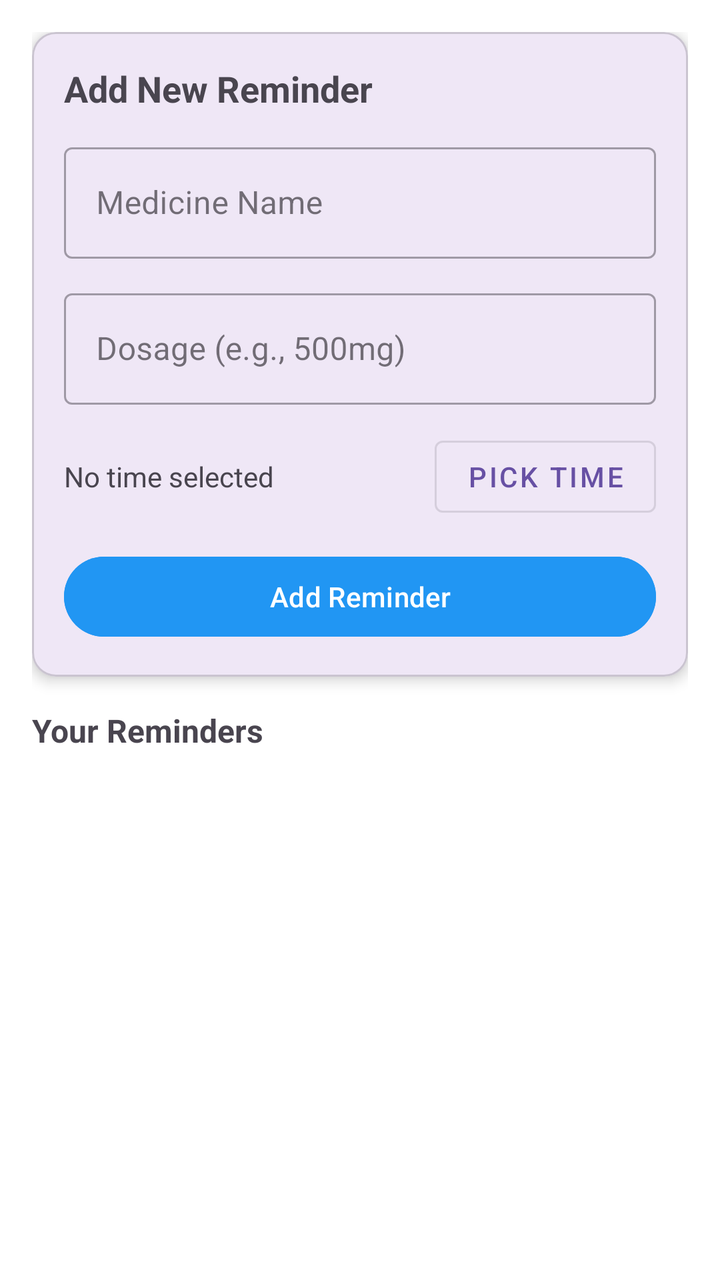
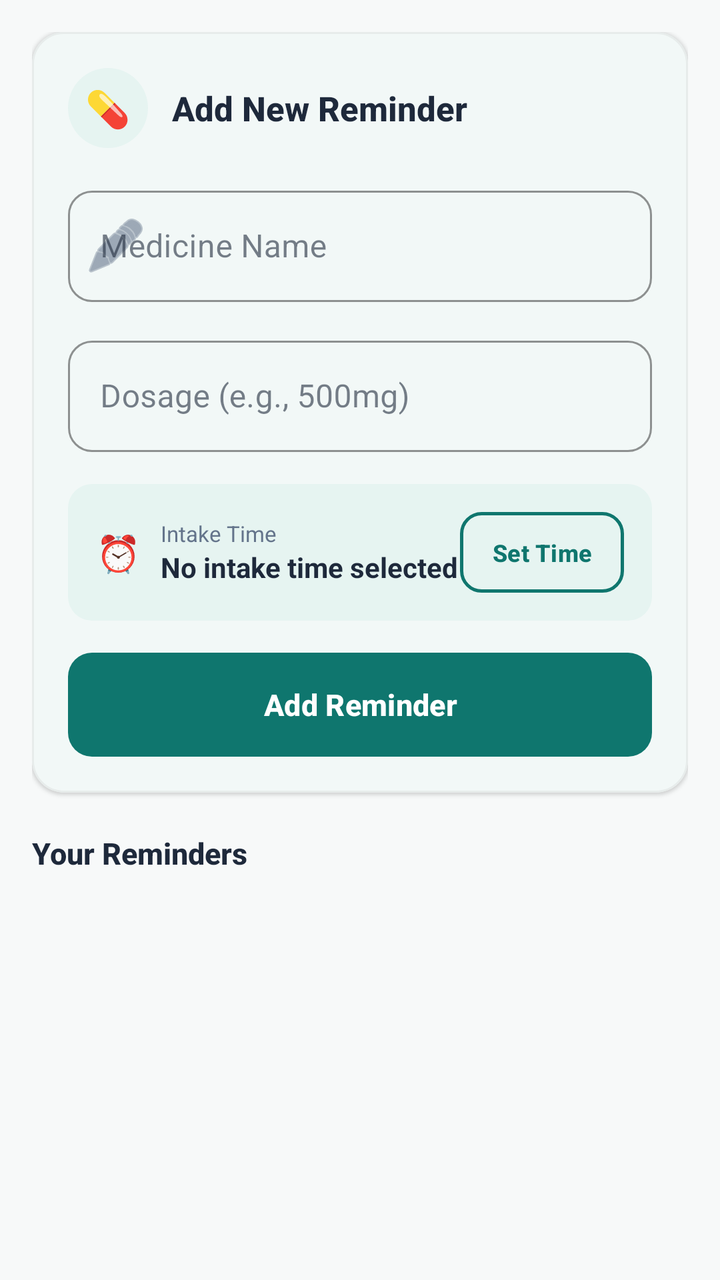

Screens rendered from an Android XML layout before and after an edit, with the pre-edit source and the edit as a unified diff.
<!-- AndroidManifest.xml: application theme Theme.MediNear -->
<!-- res/layout/activity_medicine_reminder.xml -->
<?xml version="1.0" encoding="utf-8"?>
<LinearLayout xmlns:android="http://schemas.android.com/apk/res/android"
    xmlns:app="http://schemas.android.com/apk/res-auto"
    android:layout_width="match_parent"
    android:layout_height="match_parent"
    android:orientation="vertical"
    android:padding="16dp"
    android:background="@color/white">

    
    <com.google.android.material.card.MaterialCardView
        android:layout_width="match_parent"
        android:layout_height="wrap_content"
        android:layout_marginBottom="16dp"
        app:cardCornerRadius="12dp"
        app:cardElevation="4dp">

        <LinearLayout
            android:layout_width="match_parent"
            android:layout_height="wrap_content"
            android:orientation="vertical"
            android:padding="16dp">

            <TextView
                android:layout_width="match_parent"
                android:layout_height="wrap_content"
                android:text="Add New Reminder"
                android:textSize="18sp"
                android:textStyle="bold"
                android:layout_marginBottom="12dp" />

            <com.google.android.material.textfield.TextInputLayout
                android:layout_width="match_parent"
                android:layout_height="wrap_content"
                android:layout_marginBottom="12dp"
                style="@style/Widget.MaterialComponents.TextInputLayout.OutlinedBox">

                <com.google.android.material.textfield.TextInputEditText
                    android:id="@+id/etMedicineName"
                    android:layout_width="match_parent"
                    android:layout_height="wrap_content"
                    android:hint="Medicine Name"
                    android:inputType="text" />

            </com.google.android.material.textfield.TextInputLayout>

            <com.google.android.material.textfield.TextInputLayout
                android:layout_width="match_parent"
                android:layout_height="wrap_content"
                android:layout_marginBottom="12dp"
                style="@style/Widget.MaterialComponents.TextInputLayout.OutlinedBox">

                <com.google.android.material.textfield.TextInputEditText
                    android:id="@+id/etDosage"
                    android:layout_width="match_parent"
                    android:layout_height="wrap_content"
                    android:hint="Dosage (e.g., 500mg)"
                    android:inputType="text" />

            </com.google.android.material.textfield.TextInputLayout>

            <LinearLayout
                android:layout_width="match_parent"
                android:layout_height="wrap_content"
                android:orientation="horizontal"
                android:gravity="center_vertical"
                android:layout_marginBottom="12dp">

                <TextView
                    android:id="@+id/tvSelectedTime"
                    android:layout_width="0dp"
                    android:layout_height="wrap_content"
                    android:layout_weight="1"
                    android:text="No time selected"
                    android:textSize="14sp" />

                <Button
                    android:id="@+id/btnPickTime"
                    android:layout_width="wrap_content"
                    android:layout_height="wrap_content"
                    android:text="Pick Time"
                    style="@style/Widget.MaterialComponents.Button.OutlinedButton" />

            </LinearLayout>

            <Button
                android:id="@+id/btnAddReminder"
                android:layout_width="match_parent"
                android:layout_height="wrap_content"
                android:text="Add Reminder"
                android:backgroundTint="@color/primary_color" />

        </LinearLayout>

    </com.google.android.material.card.MaterialCardView>

    
    <TextView
        android:layout_width="match_parent"
        android:layout_height="wrap_content"
        android:text="Your Reminders"
        android:textSize="16sp"
        android:textStyle="bold"
        android:layout_marginBottom="8dp" />

    <FrameLayout
        android:layout_width="match_parent"
        android:layout_height="0dp"
        android:layout_weight="1">

        <androidx.recyclerview.widget.RecyclerView
            android:id="@+id/recyclerView"
            android:layout_width="match_parent"
            android:layout_height="match_parent" />

        <TextView
            android:id="@+id/tvEmpty"
            android:layout_width="match_parent"
            android:layout_height="wrap_content"
            android:layout_gravity="center"
            android:text="No reminders set yet"
            android:textSize="16sp"
            android:textColor="@android:color/darker_gray"
            android:gravity="center"
            android:visibility="gone" />

        <ProgressBar
            android:id="@+id/progressBar"
            android:layout_width="wrap_content"
            android:layout_height="wrap_content"
            android:layout_gravity="center"
            android:visibility="gone" />

    </FrameLayout>

</LinearLayout>
<!-- resources referenced by this layout -->
<resources>
  <color name="primary_color">#2196F3</color>
  <color name="white">#FFFFFFFF</color>
  <style name="Theme.MediNear" parent="Base.Theme.MediNear" />
  <style name="Base.Theme.MediNear" parent="Theme.Material3.DayNight.NoActionBar">
          
          
      </style>
</resources>

<!-- the commit's change to res/layout/activity_medicine_reminder.xml (unified diff, before → after) -->
@@ -1,136 +1,239 @@
 <?xml version="1.0" encoding="utf-8"?>
-<LinearLayout xmlns:android="http://schemas.android.com/apk/res/android"
+<androidx.core.widget.NestedScrollView xmlns:android="http://schemas.android.com/apk/res/android"
     xmlns:app="http://schemas.android.com/apk/res-auto"
     android:layout_width="match_parent"
     android:layout_height="match_parent"
-    android:orientation="vertical"
-    android:padding="16dp"
-    android:background="@color/white">
-
-    
-    <com.google.android.material.card.MaterialCardView
+    android:background="@color/bg_screen"
+    android:fillViewport="true">
+
+    <LinearLayout
         android:layout_width="match_parent"
-        android:layout_height="wrap_content"
-        android:layout_marginBottom="16dp"
-        app:cardCornerRadius="12dp"
-        app:cardElevation="4dp">
-
-        <LinearLayout
+        android:layout_height="match_parent"
+        android:orientation="vertical"
+        android:padding="16dp">
+
+        
+        <com.google.android.material.card.MaterialCardView
             android:layout_width="match_parent"
             android:layout_height="wrap_content"
-            android:orientation="vertical"
-            android:padding="16dp">
-
-            <TextView
-                android:layout_width="match_parent"
-                android:layout_height="wrap_content"
-                android:text="Add New Reminder"
-                android:textSize="18sp"
-                android:textStyle="bold"
-                android:layout_marginBottom="12dp" />
-
-            <com.google.android.material.textfield.TextInputLayout
-                android:layout_width="match_parent"
-                android:layout_height="wrap_content"
-                android:layout_marginBottom="12dp"
-                style="@style/Widget.MaterialComponents.TextInputLayout.OutlinedBox">
-
-                <com.google.android.material.textfield.TextInputEditText
-                    android:id="@+id/etMedicineName"
-                    android:layout_width="match_parent"
-                    android:layout_height="wrap_content"
-                    android:hint="Medicine Name"
-                    android:inputType="text" />
-
-            </com.google.android.material.textfield.TextInputLayout>
-
-            <com.google.android.material.textfield.TextInputLayout
-                android:layout_width="match_parent"
-                android:layout_height="wrap_content"
-                android:layout_marginBottom="12dp"
-                style="@style/Widget.MaterialComponents.TextInputLayout.OutlinedBox">
-
-                <com.google.android.material.textfield.TextInputEditText
-                    android:id="@+id/etDosage"
-                    android:layout_width="match_parent"
-                    android:layout_height="wrap_content"
-                    android:hint="Dosage (e.g., 500mg)"
-                    android:inputType="text" />
-
-            </com.google.android.material.textfield.TextInputLayout>
+            android:layout_marginBottom="20dp"
+            app:cardCornerRadius="16dp"
+            app:cardElevation="1dp"
+            app:strokeColor="@color/border_subtle"
+            app:strokeWidth="1dp"
+            app:cardBackgroundColor="@color/surface_card">
 
             <LinearLayout
                 android:layout_width="match_parent"
                 android:layout_height="wrap_content"
-                android:orientation="horizontal"
-                android:gravity="center_vertical"
-                android:layout_marginBottom="12dp">
-
-                <TextView
-                    android:id="@+id/tvSelectedTime"
-                    android:layout_width="0dp"
-                    android:layout_height="wrap_content"
-                    android:layout_weight="1"
-                    android:text="No time selected"
-                    android:textSize="14sp" />
-
+                android:orientation="vertical"
+                android:padding="18dp">
+
+                
+                <LinearLayout
+                    android:layout_width="match_parent"
+                    android:layout_height="wrap_content"
+                    android:orientation="horizontal"
+                    android:gravity="center_vertical"
+                    android:layout_marginBottom="16dp">
+
+                    <FrameLayout
+                        android:layout_width="40dp"
+                        android:layout_height="40dp"
+                        android:background="@drawable/circle_icon_bg">
+                        <TextView
+                            android:layout_width="wrap_content"
+                            android:layout_height="wrap_content"
+                            android:layout_gravity="center"
+                            android:text="💊"
+                            android:textSize="18sp" />
+                    </FrameLayout>
+
+                    <TextView
+                        android:layout_width="0dp"
+                        android:layout_height="wrap_content"
+                        android:layout_weight="1"
+                        android:layout_marginStart="12dp"
+                        android:text="Add New Reminder"
+                        android:textSize="17sp"
+                        android:textStyle="bold"
+                        android:fontFamily="sans-serif-medium"
+                        android:textColor="@color/text_primary" />
+                </LinearLayout>
+
+                
+                <com.google.android.material.textfield.TextInputLayout
+                    android:layout_width="match_parent"
+                    android:layout_height="wrap_content"
+                    android:layout_marginBottom="14dp"
+                    app:boxStrokeColor="@color/brand_primary"
+                    app:hintTextColor="@color/brand_primary"
+                    app:boxCornerRadiusTopStart="12dp"
+                    app:boxCornerRadiusTopEnd="12dp"
+                    app:boxCornerRadiusBottomStart="12dp"
+                    app:boxCornerRadiusBottomEnd="12dp"
+                    app:startIconDrawable="@android:drawable/ic_menu_edit"
+                    app:startIconTint="@color/text_secondary"
+                    style="@style/Widget.MaterialComponents.TextInputLayout.OutlinedBox">
+                    <com.google.android.material.textfield.TextInputEditText
+                        android:id="@+id/etMedicineName"
+                        android:layout_width="match_parent"
+                        android:layout_height="wrap_content"
+                        android:hint="Medicine Name"
+                        android:textColor="@color/text_primary"
+                        android:inputType="text" />
+                </com.google.android.material.textfield.TextInputLayout>
+
+                
+                <com.google.android.material.textfield.TextInputLayout
+                    android:layout_width="match_parent"
+                    android:layout_height="wrap_content"
+                    android:layout_marginBottom="16dp"
+                    app:boxStrokeColor="@color/brand_primary"
+                    app:hintTextColor="@color/brand_primary"
+                    app:boxCornerRadiusTopStart="12dp"
+                    app:boxCornerRadiusTopEnd="12dp"
+                    app:boxCornerRadiusBottomStart="12dp"
+                    app:boxCornerRadiusBottomEnd="12dp"
+                    style="@style/Widget.MaterialComponents.TextInputLayout.OutlinedBox">
+                    <com.google.android.material.textfield.TextInputEditText
+                        android:id="@+id/etDosage"
+                        android:layout_width="match_parent"
+                        android:layout_height="wrap_content"
+                        android:hint="Dosage (e.g., 500mg)"
+                        android:textColor="@color/text_primary"
+                        android:inputType="text" />
+                </com.google.android.material.textfield.TextInputLayout>
+
+                
+                <LinearLayout
+                    android:layout_width="match_parent"
+                    android:layout_height="wrap_content"
+                    android:orientation="horizontal"
+                    android:gravity="center_vertical"
+                    android:background="@drawable/bg_time_row"
+                    android:padding="14dp"
+                    android:layout_marginBottom="16dp">
+
+                    <TextView
+                        android:layout_width="wrap_content"
+                        android:layout_height="wrap_content"
+                        android:text="⏰"
+                        android:textSize="18sp"
+                        android:layout_marginEnd="10dp" />
+
+                    <LinearLayout
+                        android:layout_width="0dp"
+                        android:layout_height="wrap_content"
+                        android:layout_weight="1"
+                        android:orientation="vertical">
+                        <TextView
+                            android:layout_width="wrap_content"
+                            android:layout_height="wrap_content"
+                            android:text="Intake Time"
+                            android:textSize="11sp"
+                            android:textColor="@color/text_secondary" />
+                        <TextView
+                            android:id="@+id/tvSelectedTime"
+                            android:layout_width="wrap_content"
+                            android:layout_height="wrap_content"
+                            android:text="No intake time selected"
+                            android:textSize="14sp"
+                            android:textStyle="bold"
+                            android:textColor="@color/text_primary" />
+                    </LinearLayout>
+
+                    <Button
+                        android:id="@+id/btnPickTime"
+                        android:layout_width="wrap_content"
+                        android:layout_height="wrap_content"
+                        android:minWidth="0dp"
+                        android:minHeight="0dp"
+                        android:paddingStart="16dp"
+                        android:paddingEnd="16dp"
+                        android:paddingTop="8dp"
+                        android:paddingBottom="8dp"
+                        android:text="Set Time"
+                        android:textAllCaps="false"
+                        android:textSize="12sp"
+                        android:textStyle="bold"
+                        android:textColor="@color/brand_primary"
+                        android:background="@drawable/bg_button_outlined" />
+                </LinearLayout>
+
+                
                 <Button
-                    android:id="@+id/btnPickTime"
-                    android:layout_width="wrap_content"
-                    android:layout_height="wrap_content"
-                    android:text="Pick Time"
-                    style="@style/Widget.MaterialComponents.Button.OutlinedButton" />
-
+                    android:id="@+id/btnAddReminder"
+                    android:layout_width="match_parent"
+                    android:layout_height="52dp"
+                    android:text="Add Reminder"
+                    android:textAllCaps="false"
+                    android:textSize="15sp"
+                    android:textStyle="bold"
+                    android:textColor="@android:color/white"
+                    android:background="@drawable/bg_button_primary"
+                    android:backgroundTint="@null" />
             </LinearLayout>
-
-            <Button
-                android:id="@+id/btnAddReminder"
-                android:layout_width="match_parent"
-                android:layout_height="wrap_content"
-                android:text="Add Reminder"
-                android:backgroundTint="@color/primary_color" />
-
-        </LinearLayout>
-
-    </com.google.android.material.card.MaterialCardView>
-
-    
-    <TextView
-        android:layout_width="match_parent"
-        android:layout_height="wrap_content"
-        android:text="Your Reminders"
-        android:textSize="16sp"
-        android:textStyle="bold"
-        android:layout_marginBottom="8dp" />
-
-    <FrameLayout
-        android:layout_width="match_parent"
-        android:layout_height="0dp"
-        android:layout_weight="1">
-
-        <androidx.recyclerview.widget.RecyclerView
-            android:id="@+id/recyclerView"
-            android:layout_width="match_parent"
-            android:layout_height="match_parent" />
-
+        </com.google.android.material.card.MaterialCardView>
+
+        
         <TextView
-            android:id="@+id/tvEmpty"
             android:layout_width="match_parent"
             android:layout_height="wrap_content"
-            android:layout_gravity="center"
-            android:text="No reminders set yet"
-            android:textSize="16sp"
-            android:textColor="@android:color/darker_gray"
-            android:gravity="center"
-            android:visibility="gone" />
-
-        <ProgressBar
-            android:id="@+id/progressBar"
-            android:layout_width="wrap_content"
+            android:text="Your Reminders"
+            android:textSize="15sp"
+            android:textStyle="bold"
+            android:fontFamily="sans-serif-medium"
+            android:textColor="@color/text_primary"
+            android:layout_marginBottom="10dp" />
+
+        <FrameLayout
+            android:layout_width="match_parent"
             android:layout_height="wrap_content"
-            android:layout_gravity="center"
-            android:visibility="gone" />
-
-    </FrameLayout>
-
-</LinearLayout>
+            android:minHeight="200dp">
+
+            <androidx.recyclerview.widget.RecyclerView
+                android:id="@+id/recyclerView"
+                android:layout_width="match_parent"
+                android:layout_height="wrap_content"
+                android:clipToPadding="false" />
+
+            <LinearLayout
+                android:id="@+id/tvEmptyContainer"
+                android:layout_width="match_parent"
+                android:layout_height="wrap_content"
+                android:layout_gravity="center"
+                android:orientation="vertical"
+                android:gravity="center"
+                android:paddingTop="40dp"
+                android:paddingBottom="40dp"
+                android:visibility="gone">
+
+                <TextView
+                    android:layout_width="wrap_content"
+                    android:layout_height="wrap_content"
+                    android:text="💊"
+                    android:textSize="40sp"
+                    android:alpha="0.4" />
+
+                <TextView
+                    android:id="@+id/tvEmpty"
+                    android:layout_width="wrap_content"
+                    android:layout_height="wrap_content"
+                    android:layout_marginTop="10dp"
+                    android:text="No reminders set yet"
+                    android:textSize="14sp"
+                    android:textColor="@color/text_secondary"
+                    android:gravity="center" />
+            </LinearLayout>
+
+            <ProgressBar
+                android:id="@+id/progressBar"
+                android:layout_width="wrap_content"
+                android:layout_height="wrap_content"
+                android:layout_gravity="center"
+                android:indeterminateTint="@color/brand_primary"
+                android:visibility="gone" />
+        </FrameLayout>
+    </LinearLayout>
+</androidx.core.widget.NestedScrollView>
<!-- resource entries referenced after the edit -->
@@ -1,11 +1,70 @@
 <!-- resources referenced by this layout -->
 <resources>
-  <color name="primary_color">#2196F3</color>
-  <color name="white">#FFFFFFFF</color>
+  <color name="bg_screen">#F7F9F9</color>
+  <color name="border_subtle">#E7ECEB</color>
+  <color name="brand_primary">#0F766E</color>
+  <color name="surface_card">#FFFFFF</color>
+  <color name="text_primary">#1E293B</color>
+  <color name="text_secondary">#64748B</color>
+  <!-- drawable bg_button_outlined (drawable) -->
+  <?xml version="1.0" encoding="utf-8"?>
+  <ripple xmlns:android="http://schemas.android.com/apk/res/android"
+      android:color="#1A0F766E">
+      <item>
+          <shape android:shape="rectangle">
+              <solid android:color="@android:color/transparent" />
+              <stroke android:width="1.5dp" android:color="@color/brand_primary" />
+              <corners android:radius="10dp" />
+          </shape>
+      </item>
+  </ripple>
+  <!-- drawable bg_button_primary (drawable) -->
+  <?xml version="1.0" encoding="utf-8"?>
+  <ripple xmlns:android="http://schemas.android.com/apk/res/android"
+      android:color="#33FFFFFF">
+      <item>
+          <shape android:shape="rectangle">
+              <solid android:color="@color/brand_primary" />
+              <corners android:radius="12dp" />
+          </shape>
+      </item>
+  </ripple>
+  <!-- drawable bg_time_row (drawable) -->
+  <?xml version="1.0" encoding="utf-8"?>
+  <shape xmlns:android="http://schemas.android.com/apk/res/android">
+      <solid android:color="@color/brand_primary_soft" />
+      <corners android:radius="12dp" />
+  </shape>
+  <!-- drawable circle_icon_bg (drawable) -->
+  <?xml version="1.0" encoding="utf-8"?>
+  <shape xmlns:android="http://schemas.android.com/apk/res/android"
+      android:shape="oval">
+      <solid android:color="@color/brand_primary_soft" />
+  </shape>
   <style name="Theme.MediNear" parent="Base.Theme.MediNear" />
+  <color name="brand_primary_soft">#E6F4F1</color>
   <style name="Base.Theme.MediNear" parent="Theme.Material3.DayNight.NoActionBar">
           
+          <item name="colorPrimary">@color/brand_primary</item>
+          <item name="colorOnPrimary">@android:color/white</item>
+          <item name="colorPrimaryContainer">@color/brand_primary_soft</item>
+          <item name="colorOnPrimaryContainer">@color/brand_primary_dark</item>
+  
           
+          <item name="colorSecondary">@color/brand_primary</item>
+          <item name="colorOnSecondary">@android:color/white</item>
+          <item name="colorSecondaryContainer">@color/brand_primary_soft</item>
+          <item name="colorOnSecondaryContainer">@color/brand_primary_dark</item>
+  
+          
+          <item name="android:colorBackground">@color/bg_screen</item>
+          <item name="colorSurface">@color/surface_card</item>
+          <item name="colorOnSurface">@color/text_primary</item>
+  
+          
+          <item name="colorError">@color/danger</item>
       </style>
+  <color name="brand_primary_dark">#0B5750</color>
+  <color name="danger">#DC2626</color>
 </resources>
 
